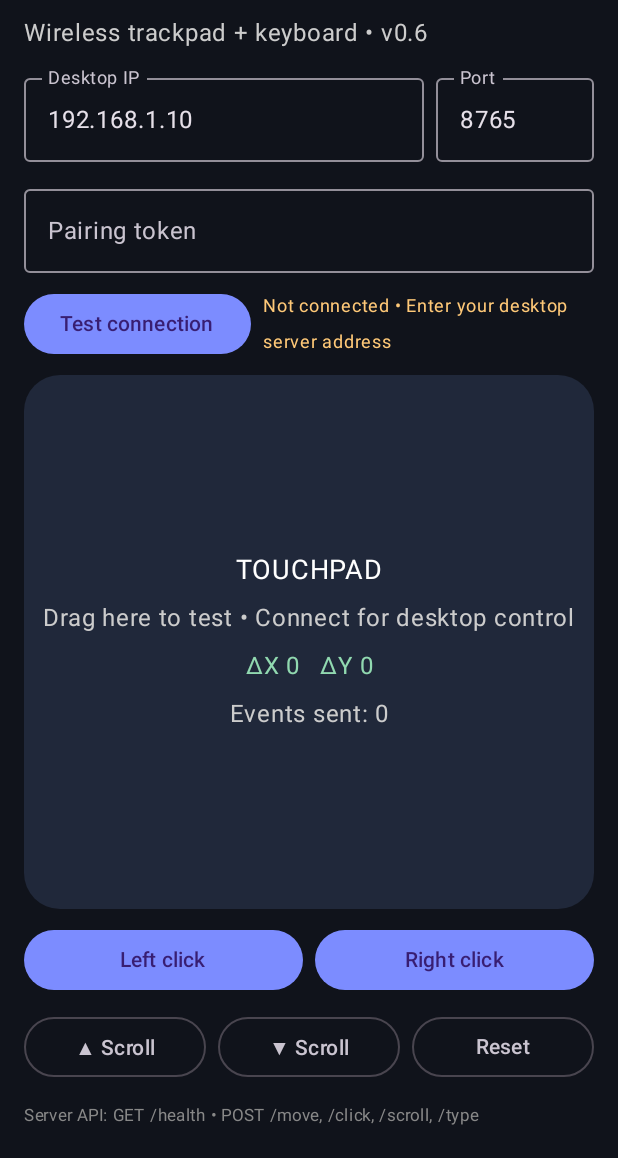
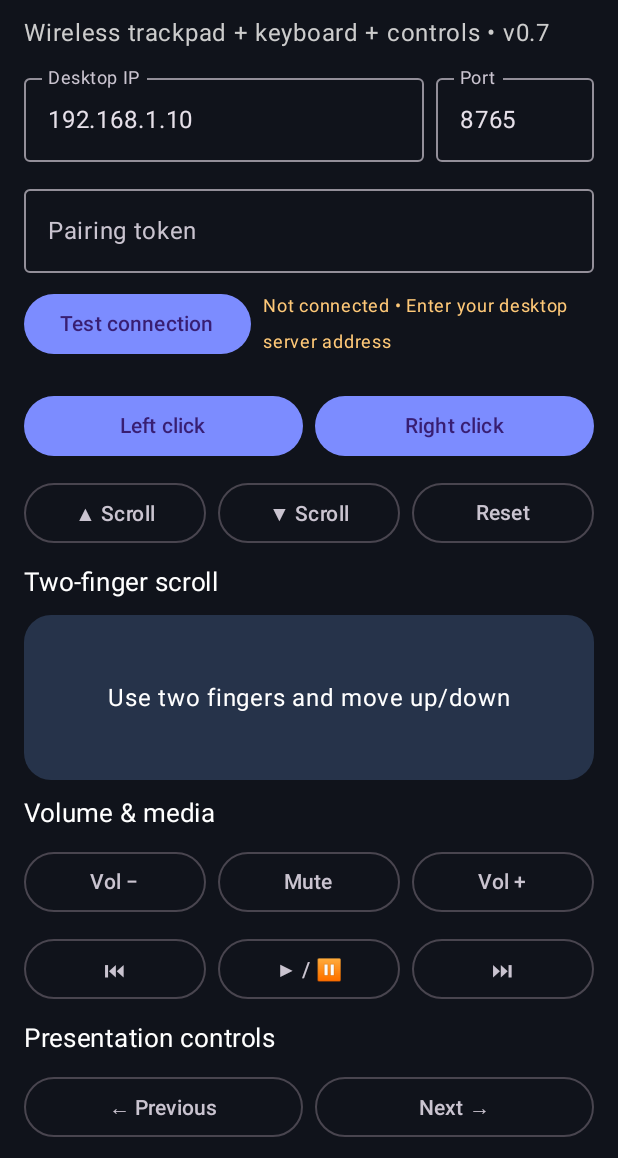
Before and after one commit to ashishxhub/Aircurse, an Android app built with Jetpack Compose: the screen it shows after launch (MainActivity), on a phone screen of 412 x 824 dp, the part 78-1236 px from its top. Run offline under Robolectric (Android 15) with nearby library versions, the phone set to English and light mode, and no system bars.

Commit message:
Add media, presentation and two-finger scroll controls

```diff
--- a/app/src/main/java/com/ashishxhub/aircursor/MainActivity.kt
+++ b/app/src/main/java/com/ashishxhub/aircursor/MainActivity.kt
@@ -5,6 +5,7 @@ import androidx.activity.ComponentActivity
 import androidx.activity.compose.setContent
 import androidx.compose.foundation.background
 import androidx.compose.foundation.gestures.detectDragGestures
+import androidx.compose.foundation.gestures.detectTransformGestures
 import androidx.compose.foundation.layout.*
 import androidx.compose.foundation.rememberScrollState
 import androidx.compose.foundation.verticalScroll
@@ -62,7 +63,7 @@ fun AirCursorScreen() {
                     readTimeout = 4000
                     requestMethod = if (body == null) "GET" else "POST"
                     setRequestProperty("Content-Type", "application/json")
-                    if (path != "/health") setRequestProperty("Authorization", "Bearer ${pairingToken.trim()}")
+                    setRequestProperty("Authorization", "Bearer ${pairingToken.trim()}")
                     if (body != null) {
                         doOutput = true
                         outputStream.use { it.write(body.toByteArray(Charsets.UTF_8)) }
@@ -110,7 +111,7 @@ fun AirCursorScreen() {
             verticalArrangement = Arrangement.spacedBy(10.dp)
         ) {
             Text("AirCursor", fontSize = 30.sp, color = Color.White)
-            Text("Wireless trackpad + keyboard • v0.6", color = Color.LightGray)
+            Text("Wireless trackpad + keyboard + controls • v0.7", color = Color.LightGray)
 
             Row(horizontalArrangement = Arrangement.spacedBy(8.dp)) {
                 OutlinedTextField(
@@ -145,7 +146,7 @@ fun AirCursorScreen() {
                 Button(enabled = !busy, onClick = {
                     busy = true
                     status = "Checking desktop server…"
-                    request("/health") { ok, message ->
+                    request("/pair", "{}") { ok, message ->
                         connected = ok
                         busy = false
                         status = if (ok) "Connected • Desktop server ready" else message
@@ -223,8 +224,50 @@ fun AirCursorScreen() {
                 ) { Text("Reset") }
             }
 
+
+            Text("Two-finger scroll", color = Color.White, fontSize = 17.sp)
+            Box(
+                Modifier.fillMaxWidth()
+                    .height(110.dp)
+                    .background(Color(0xFF26334A), RoundedCornerShape(18.dp))
+                    .pointerInput(connected, host, port) {
+                        detectTransformGestures { _, pan, _, _ ->
+                            if (kotlin.math.abs(pan.y) >= 8f) {
+                                val amount = (-pan.y / 35f).toInt().coerceIn(-10, 10)
+                                if (amount != 0) sendEvent("/scroll", JSONObject().put("amount", amount).toString())
+                            }
+                        }
+                    },
+                contentAlignment = Alignment.Center
+            ) {
+                Text("Use two fingers and move up/down", color = Color.White)
+            }
+
+            Text("Volume & media", color = Color.White, fontSize = 17.sp)
+            Row(horizontalArrangement = Arrangement.spacedBy(8.dp)) {
+                OutlinedButton(onClick = { sendEvent("/volume", """{"action":"down"}""") }, modifier = Modifier.weight(1f)) { Text("Vol −") }
+                OutlinedButton(onClick = { sendEvent("/volume", """{"action":"mute"}""") }, modifier = Modifier.weight(1f)) { Text("Mute") }
+                OutlinedButton(onClick = { sendEvent("/volume", """{"action":"up"}""") }, modifier = Modifier.weight(1f)) { Text("Vol +") }
+            }
+            Row(horizontalArrangement = Arrangement.spacedBy(8.dp)) {
+                OutlinedButton(onClick = { sendEvent("/media", """{"action":"previous"}""") }, modifier = Modifier.weight(1f)) { Text("⏮") }
+                OutlinedButton(onClick = { sendEvent("/media", """{"action":"play_pause"}""") }, modifier = Modifier.weight(1f)) { Text("▶ / ⏸") }
+                OutlinedButton(onClick = { sendEvent("/media", """{"action":"next"}""") }, modifier = Modifier.weight(1f)) { Text("⏭") }
+            }
+
+            Text("Presentation controls", color = Color.White, fontSize = 17.sp)
+            Row(horizontalArrangement = Arrangement.spacedBy(8.dp)) {
+                OutlinedButton(onClick = { sendEvent("/presentation", """{"action":"previous"}""") }, modifier = Modifier.weight(1f)) { Text("← Previous") }
+                OutlinedButton(onClick = { sendEvent("/presentation", """{"action":"next"}""") }, modifier = Modifier.weight(1f)) { Text("Next →") }
+            }
+            Row(horizontalArrangement = Arrangement.spacedBy(8.dp)) {
+                OutlinedButton(onClick = { sendEvent("/presentation", """{"action":"start"}""") }, modifier = Modifier.weight(1f)) { Text("Start") }
+                OutlinedButton(onClick = { sendEvent("/presentation", """{"action":"exit"}""") }, modifier = Modifier.weight(1f)) { Text("Exit") }
+                OutlinedButton(onClick = { sendEvent("/presentation", """{"action":"black"}""") }, modifier = Modifier.weight(1f)) { Text("Black") }
+            }
+
             Text(
-                "Server API: GET /health • POST /move, /click, /scroll, /type",
+                "Server API: POST /pair, /move, /click, /scroll, /type, /volume, /media, /presentation",
                 color = Color.Gray,
                 fontSize = 11.sp
             )
```
